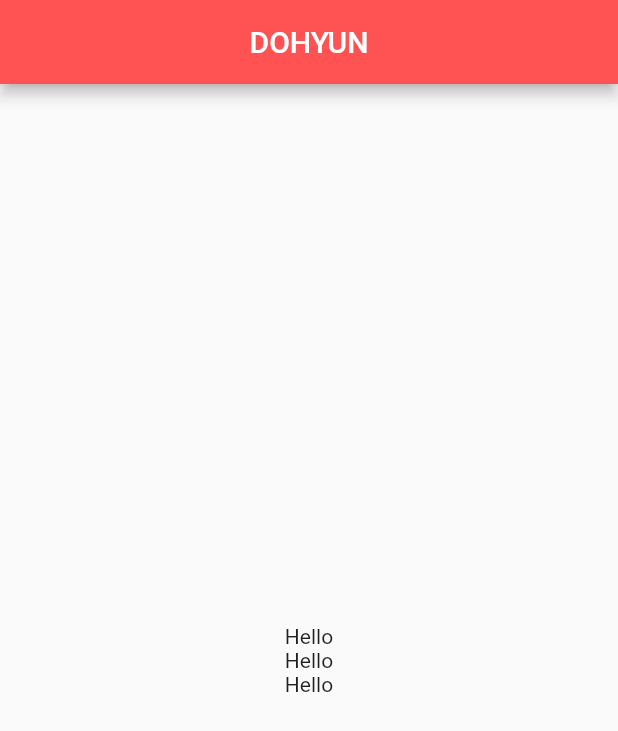
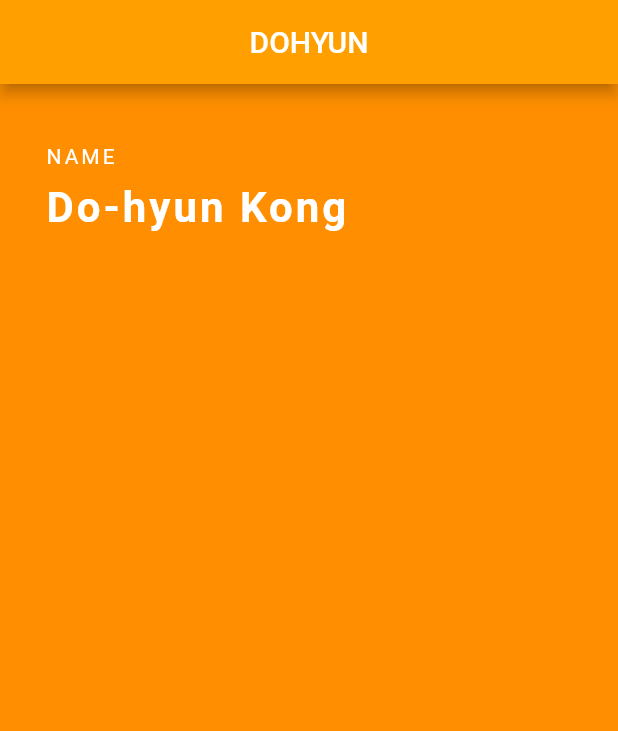
Before and after one commit to crebiz76/myflutterapp, a Flutter app: the screen it shows after launch, on a phone screen of 412 x 824 dp. Shown: the top 731 px of the screen. Run offline on Flutter 3.47's test engine with Material 2 defaults, Android fonts, the phone set to English and light mode, and no system bars.

Commit message:
Body - Name texting

```diff
--- a/lib/main.dart
+++ b/lib/main.dart
@@ -28,19 +28,37 @@ class MyCard extends StatelessWidget {
   @override
   Widget build(BuildContext context) {
     return Scaffold(
+      backgroundColor: Colors.amber[800],
       appBar: AppBar(
         title: Text('DOHYUN'),
         centerTitle: true,
-        backgroundColor: Colors.redAccent,
+        backgroundColor: Colors.amber[700],
         // elevation: 0.0,
       ),
-      body: Center(
+      body: Padding(
+        padding: EdgeInsets.fromLTRB(30.0, 40.0, 0.0, 0.0),
         child: Column(
-          mainAxisAlignment: MainAxisAlignment.center,
+          crossAxisAlignment: CrossAxisAlignment.start,
           children: [
-            Text('Hello'),
-            Text('Hello'),
-            Text('Hello'),
+            Text(
+              'NAME',
+              style: TextStyle(
+                color: Colors.white,
+                letterSpacing: 2.0,
+              ),
+            ),
+            SizedBox(
+              height: 10.0,
+            ),
+            Text(
+              'Do-hyun Kong',
+              style: TextStyle(
+                color: Colors.white,
+                letterSpacing: 2.0,
+                fontSize: 28.0,
+                fontWeight: FontWeight.bold,
+              ),
+            )
           ],
         ),
       ),
```
